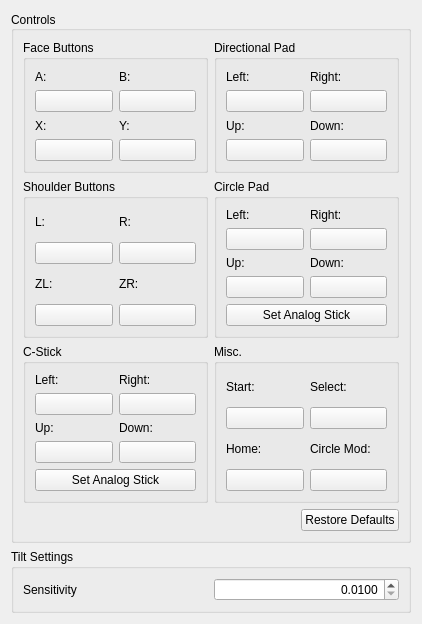
The window that src/citra_qt/configuration/configure_input.ui (grimtnt/citra) describes before a commit, drawn with Qt 5.
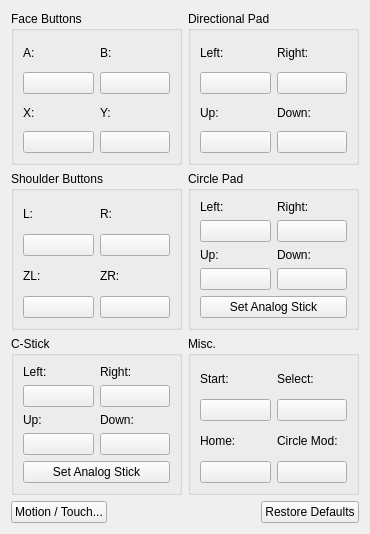
The same window after the commit.

Commit message:
citra_qt: add motion/touch config
Implemented a Motion/Touch... configuration dialog. Users can open this dialog by clicking a button on the Input tab. The dialog also includes CemuhookUDP server config and communication testing, and the touchpad calibration config.

What changed in the file:
```diff
--- a/src/citra_qt/configuration/configure_input.ui
+++ b/src/citra_qt/configuration/configure_input.ui
@@ -6,8 +6,8 @@
    <rect>
     <x>0</x>
     <y>0</y>
-    <width>422</width>
-    <height>624</height>
+    <width>370</width>
+    <height>534</height>
    </rect>
   </property>
   <property name="windowTitle">
@@ -15,21 +15,6 @@
   </property>
   <layout class="QVBoxLayout" name="verticalLayout_5">
    <item>
-    <widget class="QGroupBox" name="groupBox">
-     <property name="sizePolicy">
-      <sizepolicy hsizetype="Expanding" vsizetype="MinimumExpanding">
-       <horstretch>0</horstretch>
-       <verstretch>0</verstretch>
-      </sizepolicy>
-     </property>
-     <property name="title">
-      <string>Controls</string>
-     </property>
-     <property name="alignment">
-      <set>Qt::AlignLeading|Qt::AlignLeft|Qt::AlignVCenter</set>
-     </property>
-     <layout class="QVBoxLayout" name="verticalLayout_6">
-      <item>
        <layout class="QGridLayout" name="gridLayout_7">
         <item row="0" column="0">
          <widget class="QGroupBox" name="faceButtons">
@@ -571,6 +556,34 @@
       </item>
       <item>
        <layout class="QHBoxLayout" name="horizontalLayout">
+     <item>
+      <widget class="QPushButton" name="buttonMotionTouch">
+       <property name="sizePolicy">
+        <sizepolicy hsizetype="Minimum" vsizetype="Fixed">
+         <horstretch>0</horstretch>
+         <verstretch>0</verstretch>
+        </sizepolicy>
+       </property>
+       <property name="sizeIncrement">
+        <size>
+         <width>0</width>
+         <height>0</height>
+        </size>
+       </property>
+       <property name="baseSize">
+        <size>
+         <width>0</width>
+         <height>0</height>
+        </size>
+       </property>
+       <property name="layoutDirection">
+        <enum>Qt::LeftToRight</enum>
+       </property>
+       <property name="text">
+        <string>Motion / Touch...</string>
+       </property>
+      </widget>
+     </item>
         <item>
          <spacer name="horizontalSpacer">
           <property name="orientation">
@@ -613,50 +626,6 @@
          </widget>
         </item>
        </layout>
-      </item>
-     </layout>
-    </widget>
-   </item>
-   <item>
-    <widget class="QGroupBox" name="group_tilt_settings">
-     <property name="title">
-      <string>Tilt Settings</string>
-     </property>
-     <property name="checkable">
-      <bool>false</bool>
-     </property>
-     <layout class="QGridLayout" name="_2">
-      <item row="3" column="1">
-       <widget class="QDoubleSpinBox" name="tilt_sensitivity">
-        <property name="alignment">
-         <set>Qt::AlignRight|Qt::AlignTrailing|Qt::AlignVCenter</set>
-        </property>
-        <property name="decimals">
-         <number>4</number>
-        </property>
-        <property name="minimum">
-         <double>0.010000000000000</double>
-        </property>
-        <property name="maximum">
-         <double>10.000000000000000</double>
-        </property>
-        <property name="singleStep">
-         <double>0.001000000000000</double>
-        </property>
-        <property name="value">
-         <double>0.010000000000000</double>
-        </property>
-       </widget>
-      </item>
-      <item row="3" column="0">
-       <widget class="QLabel" name="label_6">
-        <property name="text">
-         <string>Sensitivity</string>
-        </property>
-       </widget>
-      </item>
-     </layout>
-    </widget>
    </item>
   </layout>
  </widget>
```
Left out of the diff: 214 changed lines with no effect on the pictures. Lines whose indentation alone changed are shown as unchanged. The commit also changes 6 other files.
